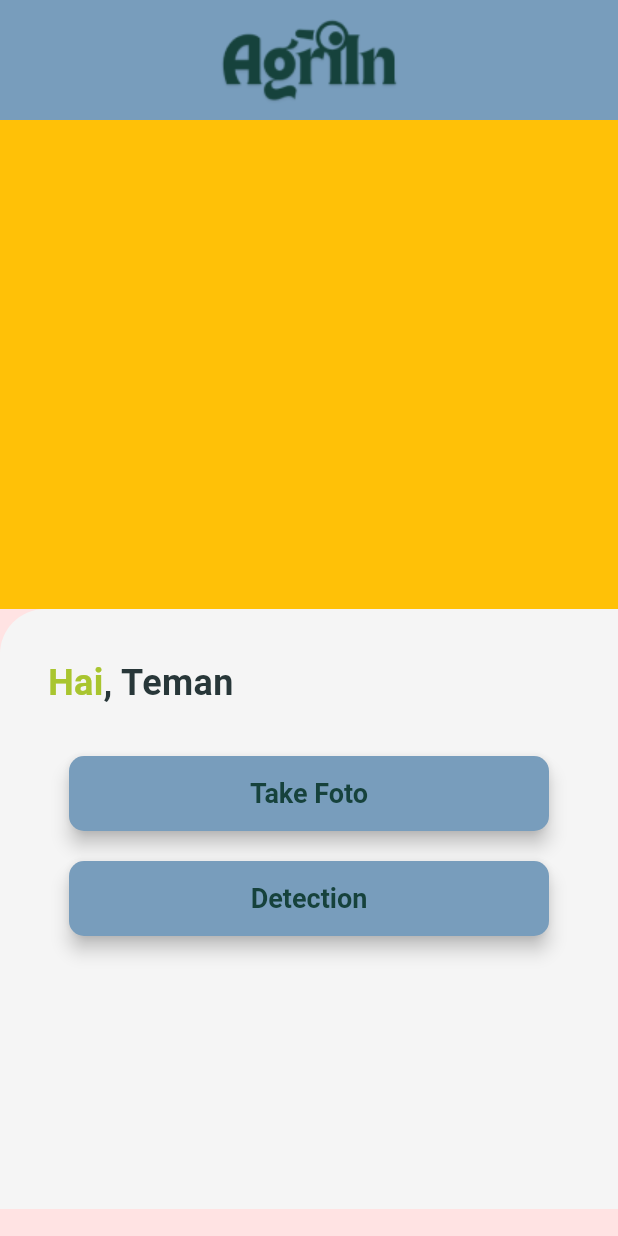
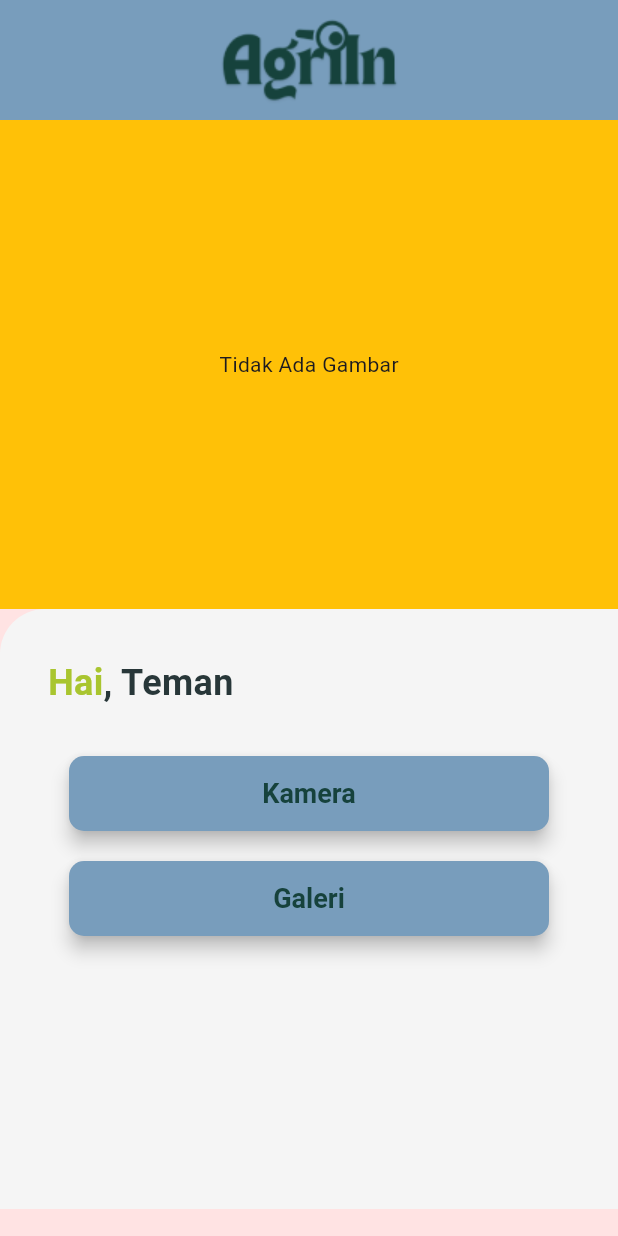
Before and after one commit to Twizzy803/AgriIn-MobileFlutter, a Flutter app: the screen it shows after launch, on a phone screen of 412 x 824 dp. Run offline on Flutter 3.47's test engine with Material 3 defaults, Android fonts, the light colour scheme and no system bars; our stand-ins replace image_picker; Roboto replaces fonts that are missing (Poppins).

Commit message:
fungsi kamera dan galeri imagePacker

```diff
--- a/lib/main.dart
+++ b/lib/main.dart
@@ -1,10 +1,10 @@
 import 'package:agricure/screen/home.dart';
 import 'package:flutter/material.dart';
-import 'package:device_preview/device_preview.dart';
+// import 'package:device_preview/device_preview.dart';
 
 void main() {
-  // runApp(MyApp());
-  runApp(DevicePreview(builder: (context) => MyApp()));
+  runApp(MyApp());
+  // runApp(DevicePreview(builder: (context) => MyApp()));
 }
 
 class MyApp extends StatelessWidget {
--- a/lib/screen/home.dart
+++ b/lib/screen/home.dart
@@ -1,8 +1,23 @@
+import 'dart:io';
 import 'package:flutter/material.dart';
-// import 'package:image_picker/image_picker.dart';
+import 'package:agricure/utils/imagePacker-controller.dart';
 
-class HomeScreen extends StatelessWidget {
+class HomeScreen extends StatefulWidget {
   const HomeScreen({super.key});
+
+  @override
+  State<HomeScreen> createState() => _HomeScreenState();
+}
+
+class _HomeScreenState extends State<HomeScreen> {
+  File? filePath;
+  final ImagePickerController _imagePickerController = ImagePickerController();
+
+  void _onImagePacker(File? pickedFile) {
+    setState(() {
+      filePath = pickedFile;
+    });
+  }
 
   @override
   Widget build(BuildContext context) {
@@ -26,6 +41,9 @@ class HomeScreen extends StatelessWidget {
             Container(
               height: 326,
               color: Colors.amber,
+              child: filePath != null
+                  ? Image.file(filePath!)
+                  : Center(child: Text("Tidak Ada Gambar")),
             ),
             Container(
               height: 400,
@@ -76,8 +94,11 @@ class HomeScreen extends StatelessWidget {
                                   shadowColor: Colors.black,
                                   shape: RoundedRectangleBorder(
                                       borderRadius: BorderRadius.circular(10))),
-                              onPressed: () async {},
-                              child: Text("Take Foto")),
+                              onPressed: () async {
+                                await _imagePickerController
+                                    .pickImageCamera(_onImagePacker);
+                              },
+                              child: Text("Kamera")),
                           SizedBox(
                             height: 20,
                           ),
@@ -94,8 +115,11 @@ class HomeScreen extends StatelessWidget {
                                   shadowColor: Colors.black,
                                   shape: RoundedRectangleBorder(
                                       borderRadius: BorderRadius.circular(10))),
-                              onPressed: () {},
-                              child: Text("Detection"))
+                              onPressed: () async {
+                                await _imagePickerController
+                                    .pickImageGallery(_onImagePacker);
+                              },
+                              child: Text("Galeri"))
                         ]),
                   )
                 ],
--- /dev/null
+++ b/lib/utils/imagePacker-controller.dart
@@ -0,0 +1,23 @@
+import 'dart:io';
+import 'package:image_picker/image_picker.dart';
+
+class ImagePickerController {
+  File? filePath;
+  final ImagePicker picker = ImagePicker();
+
+// Ambil gambar dari kamera
+  Future<void> pickImageCamera(Function(File?) onImagePicker) async {
+    final XFile? image = await picker.pickImage(source: ImageSource.camera);
+    if (image != null) {
+      onImagePicker(File(image.path));
+    }
+  }
+
+//Ambil gambar dari Galeri
+  Future<void> pickImageGallery(Function(File?) onImagePicker) async {
+    final XFile? image = await picker.pickImage(source: ImageSource.gallery);
+    if (image != null) {
+      onImagePicker(File(image.path));
+    }
+  }
+}
```
